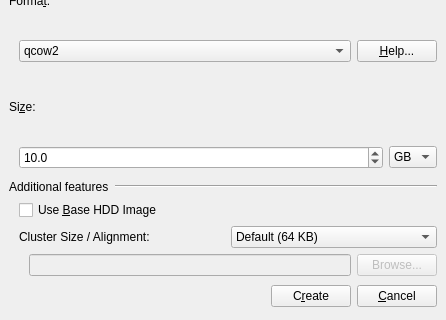
Old version of the form src/Create_HDD_Image_Window.ui in the repository chronic8000/aqemu; both pictures show x 0 to 446 and y 148 to 468 of the 446 by 468 pixel window.
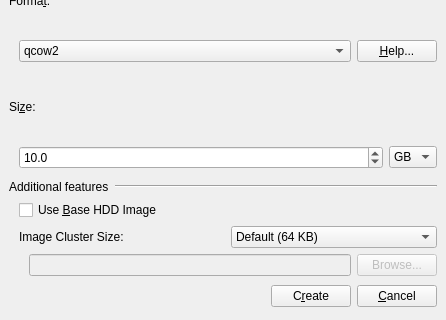
New version of the form. Icons and pictures are not drawn.

```diff
--- a/src/Create_HDD_Image_Window.ui
+++ b/src/Create_HDD_Image_Window.ui
@@ -278,7 +278,7 @@
        <item>
         <widget class="QLabel" name="Label_Cluster_Size">
          <property name="text">
-          <string>Cluster Size / Alignment:</string>
+          <string>Image Cluster Size:</string>
          </property>
         </widget>
        </item>
```
Left out of the diff: 7 changed lines with no effect on the pictures.
